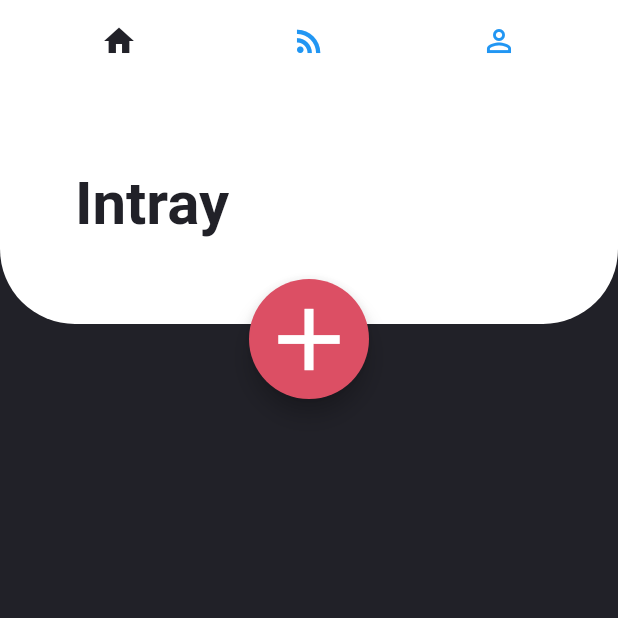
After one commit to SoulPlayer23/TodoApp, a Flutter app: the screen it shows after launch, on a phone screen of 412 x 824 dp, the top half of it. The commit adds this screen. Run offline on Flutter 3.47's test engine with Material 2 defaults, Android fonts, the phone set to English and light mode, and no system bars; Roboto replaces fonts that are missing (Avenir).

Commit message:
Commit 2

```diff
--- /dev/null
+++ b/App/todoapp/lib/UI/Intray/intray_page.dart
@@ -0,0 +1,25 @@
+import 'package:flutter/material.dart';
+
+import '../../models/global.dart';
+
+class IntrayPage extends StatefulWidget {
+  @override
+  _IntrayPageState createState() => _IntrayPageState();
+}
+
+class _IntrayPageState extends State<IntrayPage> {
+  @override
+  Widget build(BuildContext context) {
+    return Container(
+      color: darkGreyColor,
+      child: ListView(
+        padding: EdgeInsets.only(top: 300),
+        children: getList(),
+      ),
+    );
+  }
+
+  List<Widget> getList() {
+    return [];
+  }
+}
--- a/App/todoapp/lib/main.dart
+++ b/App/todoapp/lib/main.dart
@@ -1,5 +1,7 @@
 import 'package:flutter/material.dart';
+import 'UI/Intray/intray_page.dart';
 import 'models/global.dart';
+import 'UI/Intray/intray_page.dart';
 
 void main() {
   runApp(MyApp());
@@ -41,9 +43,7 @@ class _MyHomePageState extends State<MyHomePage> {
               children: <Widget>[
                 TabBarView(
                   children: [
-                    new Container(
-                      color: darkGreyColor,
-                    ),
+                    IntrayPage(),
                     new Container(
                       color: Colors.orange,
                     ),
--- /dev/null
+++ b/App/todoapp/lib/models/task.dart
@@ -0,0 +1 @@
+class Task {}
```
